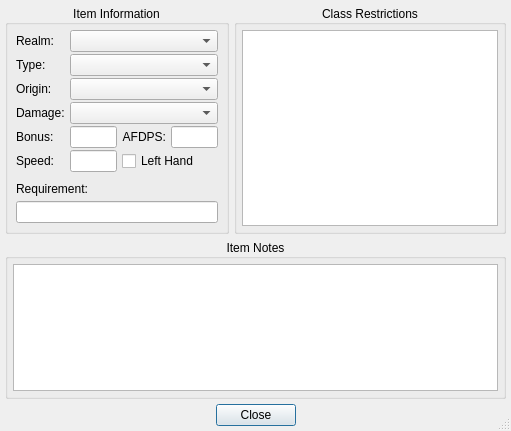
Qt form interface/ItemInfoDialog.ui (WesRoach/SpellcraftingCalculator) before a commit.
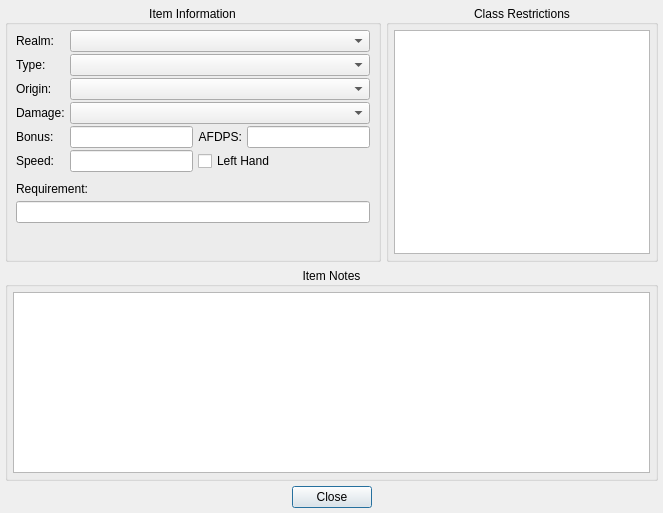
The same form after that commit.

What changed in the file:
```diff
--- a/interface/ItemInfoDialog.ui
+++ b/interface/ItemInfoDialog.ui
@@ -9,15 +9,21 @@
    <rect>
     <x>0</x>
     <y>0</y>
-    <width>511</width>
-    <height>431</height>
+    <width>663</width>
+    <height>513</height>
    </rect>
   </property>
+  <property name="sizePolicy">
+   <sizepolicy hsizetype="Minimum" vsizetype="Minimum">
+    <horstretch>0</horstretch>
+    <verstretch>0</verstretch>
+   </sizepolicy>
+  </property>
   <property name="windowTitle">
    <string>Item Information</string>
   </property>
   <property name="sizeGripEnabled">
-   <bool>true</bool>
+   <bool>false</bool>
   </property>
   <property name="modal">
    <bool>false</bool>
@@ -320,6 +326,12 @@
    </item>
    <item>
     <widget class="QGroupBox" name="ItemNotesGroup">
+     <property name="sizePolicy">
+      <sizepolicy hsizetype="Preferred" vsizetype="Preferred">
+       <horstretch>0</horstretch>
+       <verstretch>0</verstretch>
+      </sizepolicy>
+     </property>
      <property name="title">
       <string>Item Notes</string>
      </property>
```
Left out of the diff: 172 changed lines with no effect on the pictures.
